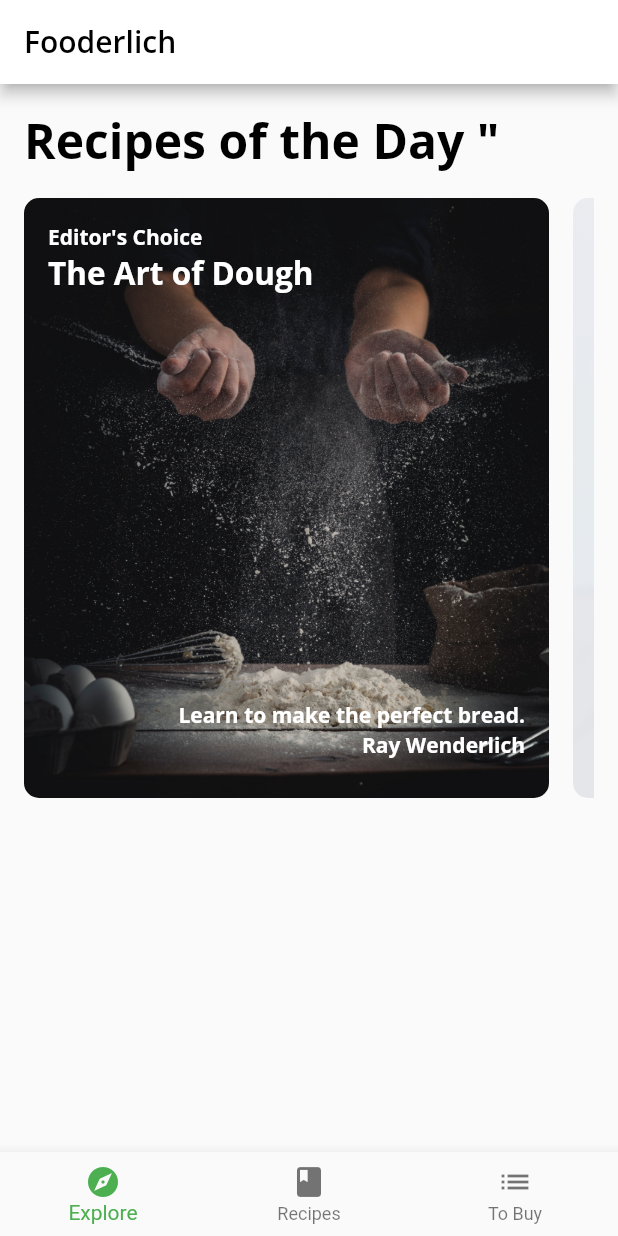
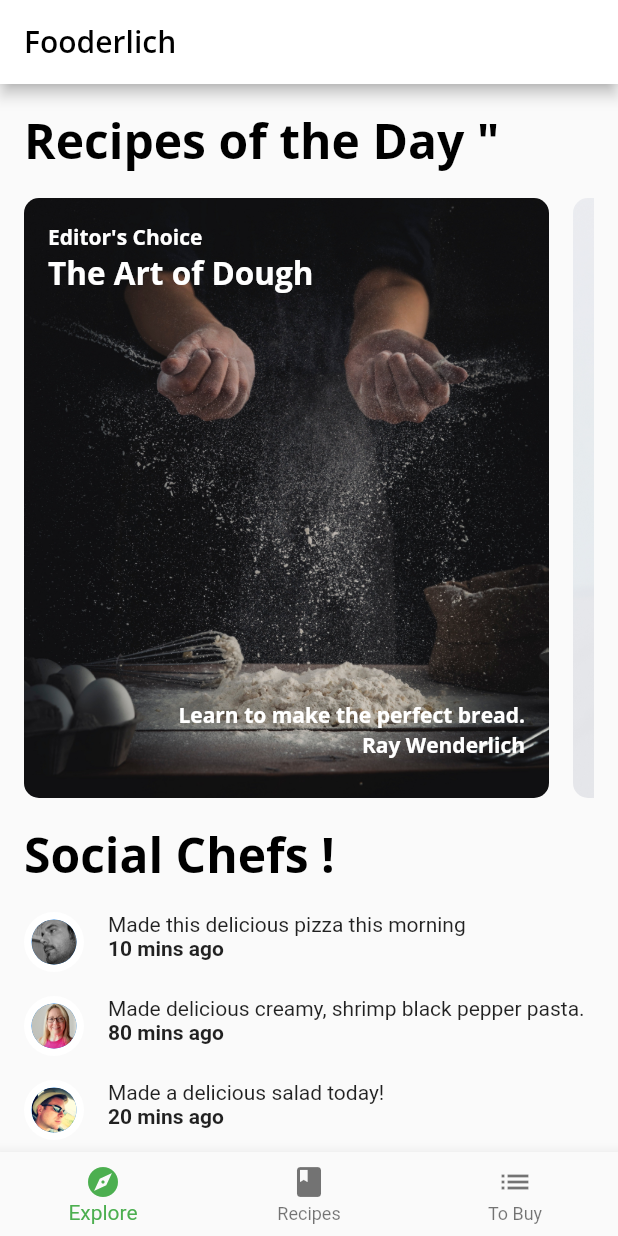
Before and after one commit to davidaodejobi/Flutter-Apprentice-Study, a Flutter app: the screen it shows after launch, on a phone screen of 412 x 824 dp. Run offline on Flutter 3.47's test engine with Material 2 defaults, Android fonts, the light colour scheme and no system bars; our stand-ins replace google_fonts.

Commit message:
explore screen completed

```diff
--- a/advance_fooderlich/lib/components/components.dart
+++ b/advance_fooderlich/lib/components/components.dart
@@ -4,3 +4,5 @@
 export 'card3.dart';
 export 'circle_image.dart';
 export 'today_recipe_list_view.dart';
+export 'friend_post_tile.dart';
+export 'friend_post_list_view.dart';
--- /dev/null
+++ b/advance_fooderlich/lib/components/friend_post_list_view.dart
@@ -0,0 +1,55 @@
+import 'package:flutter/material.dart';
+import '../models/models.dart';
+import 'components.dart';
+
+class FriendPostListView extends StatelessWidget {
+// 1
+  final List<Post> friendPosts;
+  const FriendPostListView({
+    Key? key,
+    required this.friendPosts,
+  }) : super(key: key);
+  @override
+  Widget build(BuildContext context) {
+// 2
+    return Padding(
+      padding: const EdgeInsets.only(
+        left: 16,
+        right: 16,
+        top: 0,
+      ),
+// 3
+      child: Column(
+        crossAxisAlignment: CrossAxisAlignment.start,
+        children: [
+// 4
+          Text('Social Chefs ! ', style: Theme.of(context).textTheme.headline1),
+// 5
+          const SizedBox(height: 16),
+// 1
+          ListView.separated(
+// 2
+            primary: false,
+// 3
+            physics: const NeverScrollableScrollPhysics(),
+// 4
+            shrinkWrap: true,
+            scrollDirection: Axis.vertical,
+            itemCount: friendPosts.length,
+            itemBuilder: (context, index) {
+// 5
+              final post = friendPosts[index];
+              return FriendPostTile(post: post);
+            },
+            separatorBuilder: (context, index) {
+// 6
+              return const SizedBox(height: 16);
+            },
+          ),
+// 6
+          const SizedBox(height: 16),
+        ],
+      ),
+    );
+  }
+}
--- /dev/null
+++ b/advance_fooderlich/lib/components/friend_post_tile.dart
@@ -0,0 +1,37 @@
+import 'package:flutter/material.dart';
+import '../components/components.dart';
+import '../models/models.dart';
+
+class FriendPostTile extends StatelessWidget {
+  final Post post;
+  const FriendPostTile({
+    Key? key,
+    required this.post,
+  }) : super(key: key);
+  @override
+  Widget build(BuildContext context) {
+    return Row(
+      crossAxisAlignment: CrossAxisAlignment.start,
+      mainAxisAlignment: MainAxisAlignment.start,
+      children: [
+        CircleImage(
+          imageProvider: AssetImage(post.profileImageUrl),
+          imageRadius: 20,
+        ),
+        const SizedBox(width: 16),
+        Expanded(
+          child: Column(
+            crossAxisAlignment: CrossAxisAlignment.start,
+            children: [
+              Text(post.comment),
+              Text(
+                '${post.timestamp} mins ago',
+                style: const TextStyle(fontWeight: FontWeight.w700),
+              ),
+            ],
+          ),
+        ),
+      ],
+    );
+  }
+}
--- a/advance_fooderlich/lib/screens/explore_screen.dart
+++ b/advance_fooderlich/lib/screens/explore_screen.dart
@@ -4,25 +4,60 @@
 import '../api/mock_fooderlich_service.dart';
 
 class ExploreScreen extends StatelessWidget {
-// 1
   final mockService = MockFooderlichService();
   ExploreScreen({Key? key}) : super(key: key);
   @override
   Widget build(BuildContext context) {
-// TODO 1: Add TodayRecipeListView FutureBuilder
     return FutureBuilder(
       future: mockService.getExploreData(),
       builder: (context, AsyncSnapshot<ExploreData> snapshot) {
-        // TODO: Add Nested List Views
         if (snapshot.connectionState == ConnectionState.done) {
-          final recipes = snapshot.data?.todayRecipes ?? [];
-          return TodayRecipeListView(recipes: recipes);
+          return ListView(
+            scrollDirection: Axis.vertical,
+            children: [
+              TodayRecipeListView(recipes: snapshot.data?.todayRecipes ?? []),
+              const SizedBox(height: 16),
+              FriendPostListView(friendPosts: snapshot.data?.friendPosts ?? []),
+            ],
+          );
         } else {
-          return const Center(
-            child: CircularProgressIndicator(),
-          );
+          return const Center(child: CircularProgressIndicator());
         }
       },
     );
   }
 }
+
+
+
+
+
+
+
+
+
+
+
+
+
+
+
+//   @override
+//   Widget build(BuildContext context) {
+// // TODO 1: Add TodayRecipeListView FutureBuilder
+//     return FutureBuilder(
+//       future: mockService.getExploreData(),
+//       builder: (context, AsyncSnapshot<ExploreData> snapshot) {
+//         // TODO: Add Nested List Views
+//         if (snapshot.connectionState == ConnectionState.done) {
+//           final recipes = snapshot.data?.todayRecipes ?? [];
+//           return TodayRecipeListView(recipes: recipes);
+//         } else {
+//           return const Center(
+//             child: CircularProgressIndicator(),
+//           );
+//         }
+//       },
+//     );
+//   }
+// }
```
Also changed, not shown: advance_fooderlich/lib/components/today_recipe_list_view.dart (+1 -15 lines).
